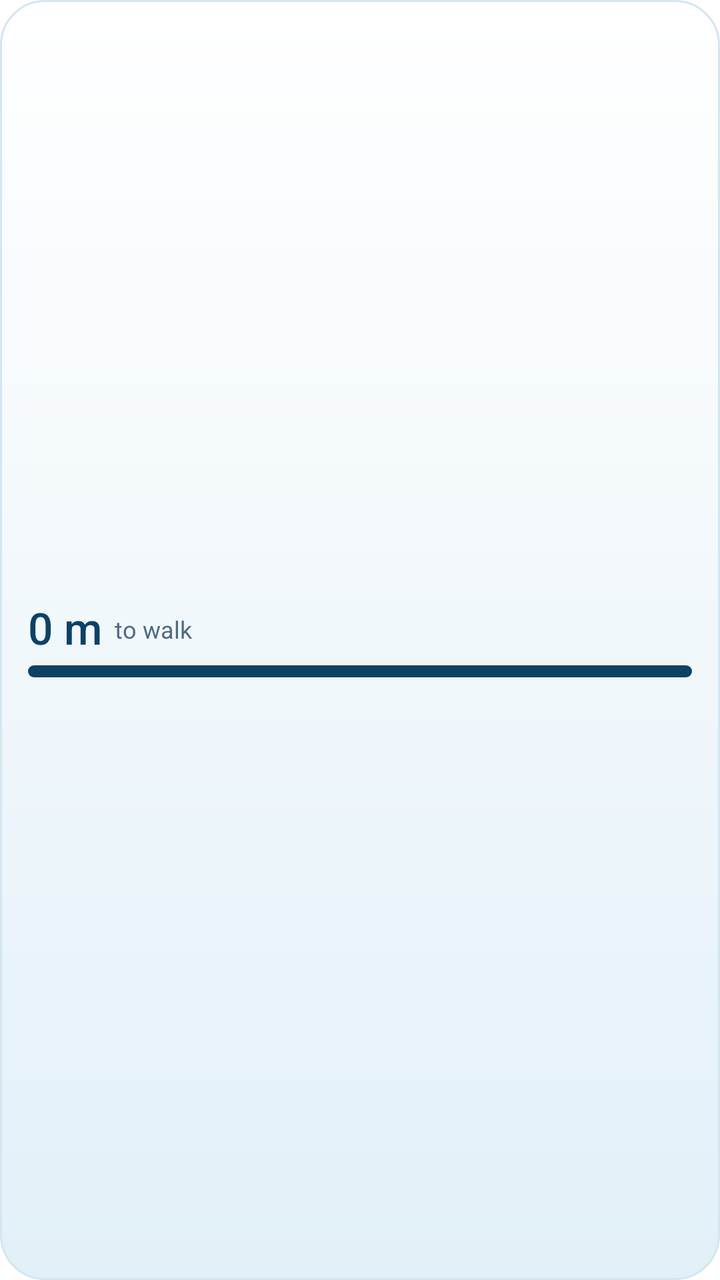
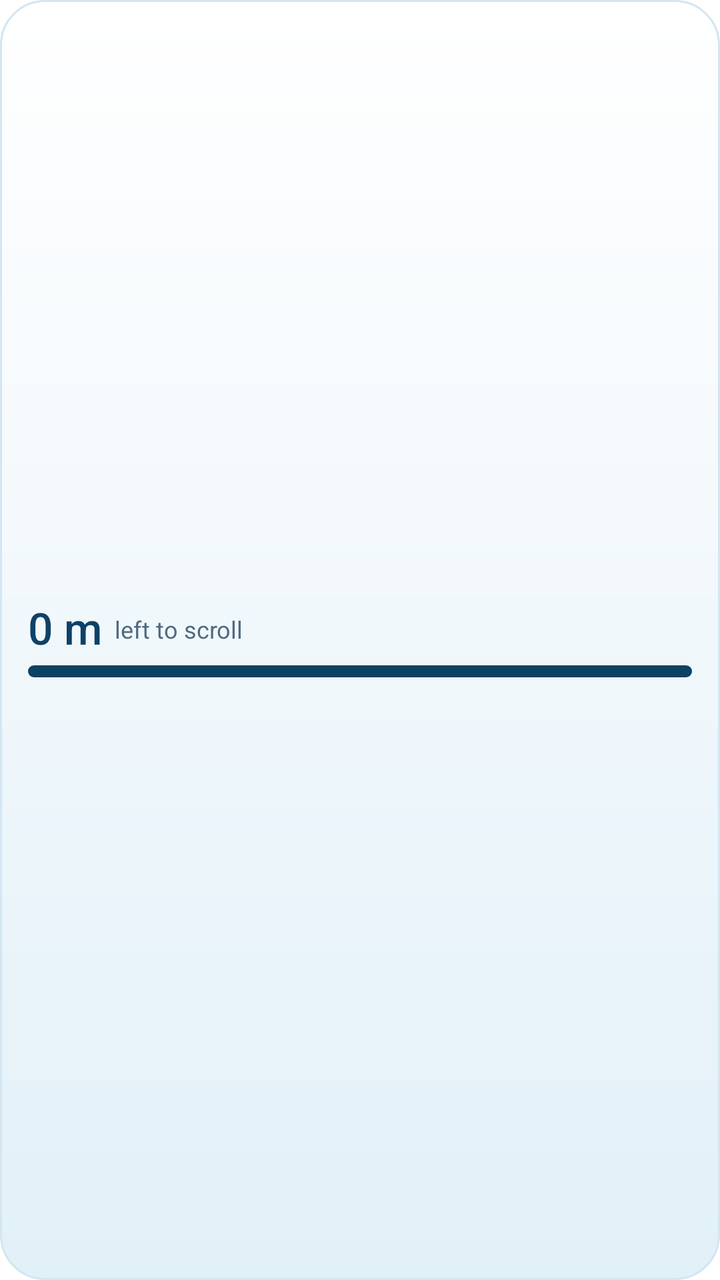

Screens rendered from an Android XML layout before and after an edit, with the pre-edit source and the edit as a unified diff.
<!-- AndroidManifest.xml: fallback theme Theme.MaterialComponents.DayNight.NoActionBar -->
<!-- res/layout/widget_small.xml -->
<?xml version="1.0" encoding="utf-8"?>
<LinearLayout xmlns:android="http://schemas.android.com/apk/res/android"
    android:id="@+id/w_root"
    android:layout_width="match_parent"
    android:layout_height="match_parent"
    android:background="@drawable/widget_bg"
    android:gravity="center_vertical"
    android:orientation="vertical"
    android:paddingStart="14dp"
    android:paddingEnd="14dp"
    android:paddingTop="6dp"
    android:paddingBottom="8dp">
    <LinearLayout
        android:layout_width="match_parent"
        android:layout_height="wrap_content"
        android:gravity="bottom"
        android:orientation="horizontal">
        <TextView
            android:id="@+id/w_debt"
            android:layout_width="wrap_content"
            android:layout_height="wrap_content"
            android:fontFamily="sans-serif-medium"
            android:maxLines="1"
            android:text="0 m"
            android:textColor="@color/widget_debt"
            android:textSize="22sp" />
        <TextView
            android:id="@+id/w_caption"
            android:layout_width="wrap_content"
            android:layout_height="wrap_content"
            android:layout_marginStart="6dp"
            android:layout_marginBottom="3dp"
            android:maxLines="1"
            android:text="to walk"
            android:textColor="@color/widget_caption"
            android:textSize="12sp" />
    </LinearLayout>
    <ProgressBar
        android:id="@+id/w_progress"
        style="@android:style/Widget.ProgressBar.Horizontal"
        android:layout_width="match_parent"
        android:layout_height="6dp"
        android:layout_marginTop="4dp"
        android:max="100"
        android:progress="100"
        android:progressDrawable="@drawable/widget_progress" />
    
    <TextView android:id="@+id/w_scrolled" android:layout_width="0dp" android:layout_height="0dp" android:visibility="gone" />
    <TextView android:id="@+id/w_landmark" android:layout_width="0dp" android:layout_height="0dp" android:visibility="gone" />
</LinearLayout>
<!-- resources referenced by this layout -->
<resources>
  <color name="widget_caption">#FF4F6B80</color>
  <color name="widget_debt">#FF0E4166</color>
  <!-- drawable widget_bg (drawable) -->
  <?xml version="1.0" encoding="utf-8"?>
  <shape xmlns:android="http://schemas.android.com/apk/res/android" android:shape="rectangle">
      <gradient android:angle="270" android:startColor="@color/widget_bg_top" android:endColor="@color/widget_bg_bottom" />
      <corners android:radius="22dp" />
      <stroke android:width="1dp" android:color="@color/widget_stroke" />
  </shape>
  <!-- drawable widget_progress (drawable) -->
  <?xml version="1.0" encoding="utf-8"?>
  <layer-list xmlns:android="http://schemas.android.com/apk/res/android">
      <item android:id="@android:id/background">
          <shape><corners android:radius="3dp" /><solid android:color="@color/widget_track" /></shape>
      </item>
      <item android:id="@android:id/progress">
          <clip><shape><corners android:radius="3dp" /><solid android:color="@color/widget_fill" /></shape></clip>
      </item>
  </layer-list>
  <color name="widget_bg_top">#FFFFFFFF</color>
  <color name="widget_bg_bottom">#FFE2F0F8</color>
  <color name="widget_stroke">#FFD3E6F1</color>
  <color name="widget_track">#FFD3E6F1</color>
  <color name="widget_fill">#FF0E4166</color>
</resources>

<!-- the commit's change to res/layout/widget_small.xml (unified diff, before → after) -->
@@ -31,7 +31,7 @@
             android:layout_marginStart="6dp"
             android:layout_marginBottom="3dp"
             android:maxLines="1"
-            android:text="to walk"
+            android:text="left to scroll"
             android:textColor="@color/widget_caption"
             android:textSize="12sp" />
     </LinearLayout>
